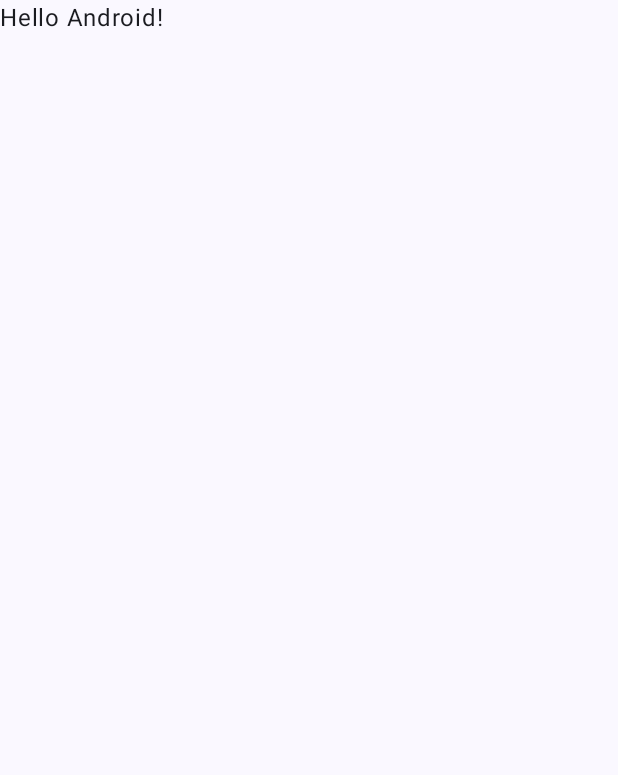
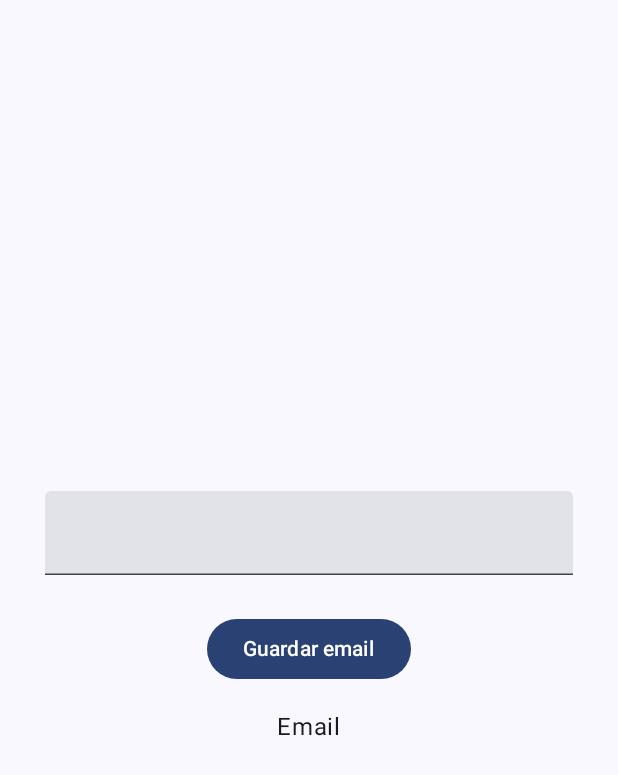
Before and after one commit to asensiodev/compose_course, an Android app built with Jetpack Compose: the screen it shows after launch (MainActivity), on a phone screen of 412 x 824 dp. Before the commit the part shown is almost empty. Shown: the top 775 px of the screen. Run offline under Robolectric (Android 15) with nearby library versions, the phone set to English and light mode, and no system bars.

Commit message:
Add email screen

```diff
--- a/dataStoreExample/app/src/main/java/com/example/datastoreexample/MainActivity.kt
+++ b/dataStoreExample/app/src/main/java/com/example/datastoreexample/MainActivity.kt
@@ -3,13 +3,28 @@ package com.example.datastoreexample
 import android.os.Bundle
 import androidx.activity.ComponentActivity
 import androidx.activity.compose.setContent
+import androidx.compose.foundation.layout.Arrangement
+import androidx.compose.foundation.layout.Column
+import androidx.compose.foundation.layout.Spacer
 import androidx.compose.foundation.layout.fillMaxSize
+import androidx.compose.foundation.layout.fillMaxWidth
+import androidx.compose.foundation.layout.height
+import androidx.compose.foundation.layout.padding
+import androidx.compose.foundation.text.KeyboardOptions
+import androidx.compose.material3.Button
 import androidx.compose.material3.MaterialTheme
 import androidx.compose.material3.Surface
 import androidx.compose.material3.Text
+import androidx.compose.material3.TextField
 import androidx.compose.runtime.Composable
+import androidx.compose.runtime.getValue
+import androidx.compose.runtime.mutableStateOf
+import androidx.compose.runtime.saveable.rememberSaveable
+import androidx.compose.runtime.setValue
+import androidx.compose.ui.Alignment
 import androidx.compose.ui.Modifier
-import androidx.compose.ui.tooling.preview.Preview
+import androidx.compose.ui.text.input.KeyboardType
+import androidx.compose.ui.unit.dp
 import com.example.datastoreexample.ui.theme.DataStoreExampleTheme
 
 class MainActivity : ComponentActivity() {
@@ -22,7 +37,7 @@ class MainActivity : ComponentActivity() {
                     modifier = Modifier.fillMaxSize(),
                     color = MaterialTheme.colorScheme.background
                 ) {
-                    Greeting("Android")
+                    Greeting()
                 }
             }
         }
@@ -30,17 +45,27 @@ class MainActivity : ComponentActivity() {
 }
 
 @Composable
-fun Greeting(name: String, modifier: Modifier = Modifier) {
-    Text(
-        text = "Hello $name!",
-        modifier = modifier
-    )
-}
+fun Greeting() {
+    Column(
+        horizontalAlignment = Alignment.CenterHorizontally,
+        verticalArrangement = Arrangement.Center,
+        modifier = Modifier.fillMaxSize()
+    ) {
+        var email by rememberSaveable { mutableStateOf("") }
 
-@Preview(showBackground = true)
-@Composable
-fun GreetingPreview() {
-    DataStoreExampleTheme {
-        Greeting("Android")
+        TextField(
+            value = email,
+            onValueChange = { email = it },
+            keyboardOptions = KeyboardOptions().copy(keyboardType = KeyboardType.Email),
+            modifier = Modifier
+                .fillMaxWidth()
+                .padding(horizontal = 30.dp)
+        )
+        Spacer(modifier = Modifier.height(25.dp))
+        Button(onClick = { /*TODO*/ }) {
+            Text("Guardar email")
+        }
+        Spacer(modifier = Modifier.height(16.dp))
+        Text("Email")
     }
 }
```
